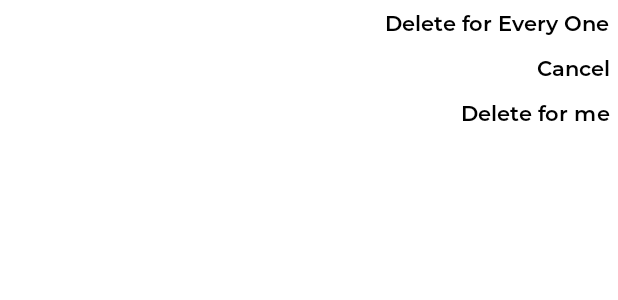
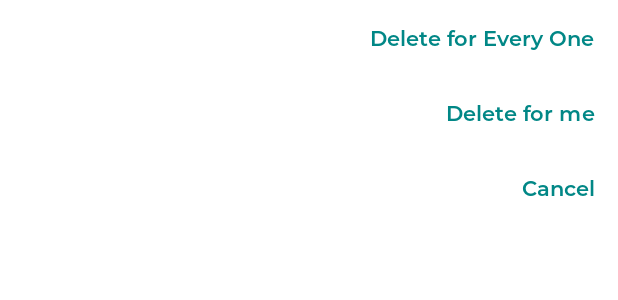
Before and after one commit to nasimncm/ChatDoctor, an Android app: the layout delete_layout_for_sender.xml on its own in the app's theme, with its tools: preview values and no code run, on a phone screen of 412 x 824 dp. Shown: the top 300 px of the screen. Run offline under Robolectric (Android 15) with nearby library versions, the phone set to English and light mode, and no system bars.

Commit message:
delete message layout text and design change

```diff
--- a/app/src/main/res/layout/delete_layout.xml
+++ b/app/src/main/res/layout/delete_layout_for_sender.xml
@@ -9,32 +9,32 @@
         android:layout_width="wrap_content"
         android:layout_height="wrap_content"
         android:text="Delete for Every One"
-        android:padding="5dp"
+        android:padding="15dp"
         android:fontFamily="@font/montserrat_semibold"
-        android:textColor="@color/black"
+        android:textColor="@color/teal_700"
         app:layout_constraintTop_toTopOf="parent"
+        app:layout_constraintEnd_toEndOf="parent"/>
+
+    <androidx.appcompat.widget.AppCompatTextView
+        android:id="@+id/delete"
+        android:layout_width="wrap_content"
+        android:layout_height="wrap_content"
+        android:text="Delete for me"
+        android:padding="15dp"
+        android:fontFamily="@font/montserrat_semibold"
+        android:textColor="@color/teal_700"
+        app:layout_constraintTop_toBottomOf="@+id/everyone"
         app:layout_constraintEnd_toEndOf="parent"/>
     <androidx.appcompat.widget.AppCompatTextView
         android:id="@+id/cancel"
         android:layout_width="wrap_content"
         android:layout_height="wrap_content"
         android:text="Cancel"
-        android:padding="5dp"
+        android:padding="15dp"
         android:fontFamily="@font/montserrat_semibold"
-        android:textColor="@color/black"
-        app:layout_constraintTop_toBottomOf="@+id/everyone"
-        app:layout_constraintEnd_toEndOf="parent"/>
-    <androidx.appcompat.widget.AppCompatTextView
-        android:id="@+id/delete"
-        android:layout_width="wrap_content"
-        android:layout_height="wrap_content"
-        android:text="Delete for me"
-        android:padding="5dp"
-        android:fontFamily="@font/montserrat_semibold"
-        android:textColor="@color/black"
-        app:layout_constraintTop_toBottomOf="@+id/cancel"
+        android:textColor="@color/teal_700"
+        app:layout_constraintTop_toBottomOf="@+id/delete"
         app:layout_constraintEnd_toEndOf="parent"/>
 
 
-
 </androidx.constraintlayout.widget.ConstraintLayout>
```
Also changed, not shown: app/src/main/java/com/example/chatdoctor/activity/Chatroom.kt (+28 -28 lines), app/src/main/java/com/example/chatdoctor/adapter/MessageAdapter.kt (+25 -3 lines), app/src/main/res/layout/delete_layout_for_receiver.xml (added, +30 -0 lines).
